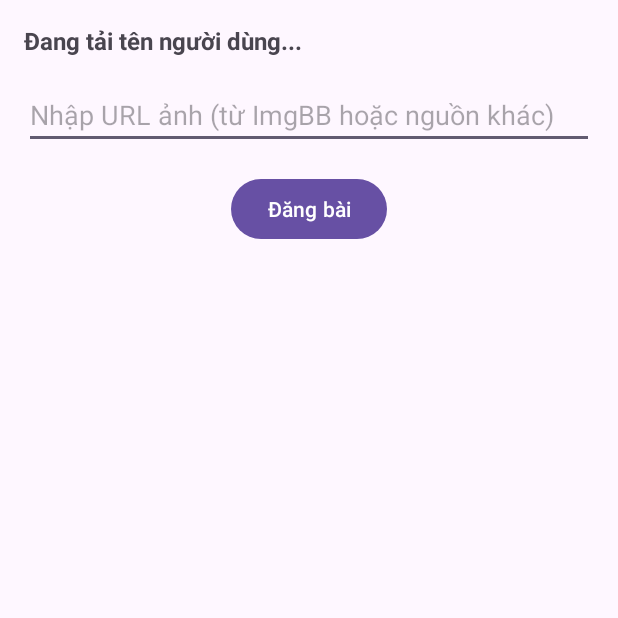
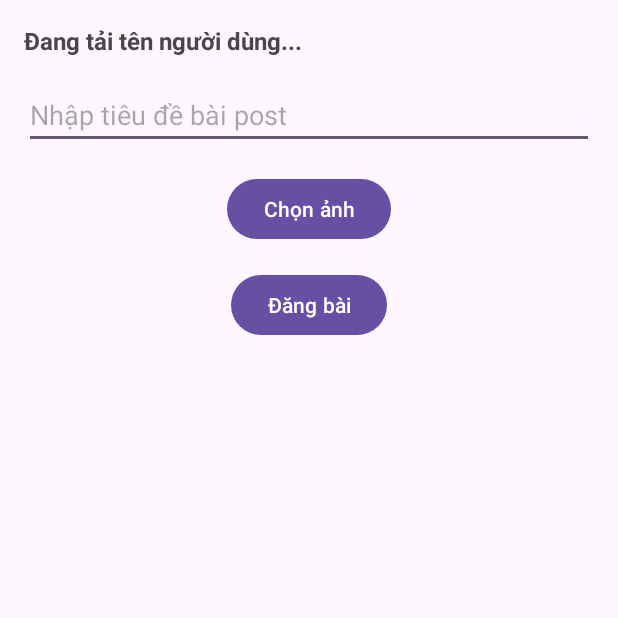
Before and after one commit to CODEeminelike/TikTacApp, an Android app: the CreatePostActivity screen opened directly, with no data from a screen before it, after a tap on "Đăng bài", on a phone screen of 412 x 824 dp, the top half of it. Run offline under Robolectric (Android 15) with nearby library versions, the phone set to English and light mode, and no system bars; our stand-ins replace Firebase (no records; nobody signed in at launch, a user with empty details on screens opened directly); 1 statement that could not run was skipped.

Commit message:
getPostText

```diff
--- a/app/src/main/java/com/example/finalproject/API/ImageUploadActivity.java
+++ b/app/src/main/java/com/example/finalproject/API/ImageUploadActivity.java
@@ -1,6 +1,7 @@
 package com.example.finalproject.API;
 
 import android.Manifest;
+import android.content.Intent;
 import android.content.pm.PackageManager;
 import android.database.Cursor;
 import android.net.Uri;
@@ -145,6 +146,11 @@ public class ImageUploadActivity extends AppCompatActivity {
                         runOnUiThread(() -> {
                             uploadResultText.setText("URL: " + imageUrl);
                             Toast.makeText(this, "Tải lên thành công!", Toast.LENGTH_SHORT).show();
+                            // Trả về URL qua Intent
+                            Intent result = new Intent();
+                            result.putExtra("imageUrl", imageUrl);
+                            setResult(RESULT_OK, result);
+                            finish();
                         });
                     } else {
                         runOnUiThread(() -> Toast.makeText(this, "Tải lên thất bại", Toast.LENGTH_SHORT).show());
--- a/app/src/main/java/com/example/finalproject/post/CreatePostActivity.java
+++ b/app/src/main/java/com/example/finalproject/post/CreatePostActivity.java
@@ -1,5 +1,6 @@
 package com.example.finalproject.post;
 
+import android.content.Intent;
 import android.os.Bundle;
 import android.util.Log;
 import android.widget.Button;
@@ -8,6 +9,7 @@ import android.widget.TextView;
 import android.widget.Toast;
 import androidx.annotation.NonNull;
 import androidx.appcompat.app.AppCompatActivity;
+import com.example.finalproject.API.ImageUploadActivity;
 import com.example.finalproject.R;
 import com.google.firebase.Timestamp;
 import com.google.firebase.auth.FirebaseAuth;
@@ -19,12 +21,15 @@ import java.util.Map;
 
 public class CreatePostActivity extends AppCompatActivity {
     private static final String TAG = "CreatePostActivity";
+    private static final int UPLOAD_IMAGE_REQUEST = 101;
     private FirebaseAuth mAuth;
     private FirebaseFirestore db;
     private TextView userNameText;
-    private EditText imageUrlEditText;
+    private EditText titleEditText;
+    private Button selectImageButton;
     private Button postButton;
     private String userName;
+    private String imageUrl; // Lưu URL ảnh từ ImageUploadActivity
 
     @Override
     protected void onCreate(Bundle savedInstanceState) {
@@ -35,13 +40,33 @@ public class CreatePostActivity extends AppCompatActivity {
         db = FirebaseFirestore.getInstance();
 
         userNameText = findViewById(R.id.user_name_text);
-        imageUrlEditText = findViewById(R.id.image_url_edit_text);
+        titleEditText = findViewById(R.id.title_edit_text);
+        selectImageButton = findViewById(R.id.select_image_button);
         postButton = findViewById(R.id.post_button);
 
         // Lấy thông tin người dùng
         fetchUserInfo();
 
+        // Mở ImageUploadActivity khi nhấn nút chọn ảnh
+        selectImageButton.setOnClickListener(v -> {
+            Intent intent = new Intent(this, ImageUploadActivity.class);
+            startActivityForResult(intent, UPLOAD_IMAGE_REQUEST);
+        });
+
         postButton.setOnClickListener(v -> createPost());
+    }
+
+    @Override
+    protected void onActivityResult(int requestCode, int resultCode, Intent data) {
+        super.onActivityResult(requestCode, resultCode, data);
+        if (requestCode == UPLOAD_IMAGE_REQUEST && resultCode == RESULT_OK && data != null) {
+            imageUrl = data.getStringExtra("imageUrl");
+            if (imageUrl != null) {
+                Toast.makeText(this, "Đã chọn ảnh thành công!", Toast.LENGTH_SHORT).show();
+            } else {
+                Toast.makeText(this, "Không nhận được URL ảnh", Toast.LENGTH_SHORT).show();
+            }
+        }
     }
 
     private void fetchUserInfo() {
@@ -72,10 +97,15 @@ public class CreatePostActivity extends AppCompatActivity {
     }
 
     private void createPost() {
-        String imageUrl = imageUrlEditText.getText().toString().trim();
+        String title = titleEditText.getText().toString().trim();
 
-        if (imageUrl.isEmpty()) {
-            Toast.makeText(this, "Vui lòng nhập URL ảnh", Toast.LENGTH_SHORT).show();
+        if (title.isEmpty()) {
+            Toast.makeText(this, "Vui lòng nhập tiêu đề bài post", Toast.LENGTH_SHORT).show();
+            return;
+        }
+
+        if (imageUrl == null || imageUrl.isEmpty()) {
+            Toast.makeText(this, "Vui lòng chọn ảnh trước khi đăng", Toast.LENGTH_SHORT).show();
             return;
         }
 
@@ -86,6 +116,7 @@ public class CreatePostActivity extends AppCompatActivity {
 
         // Tạo dữ liệu bài post
         Map<String, Object> postData = new HashMap<>();
+        postData.put("title", title);
         postData.put("userName", userName);
         postData.put("imageUrl", imageUrl);
         postData.put("timestamp", Timestamp.now());
--- a/app/src/main/res/layout/activity_create_post.xml
+++ b/app/src/main/res/layout/activity_create_post.xml
@@ -18,15 +18,25 @@
         app:layout_constraintTop_toTopOf="parent" />
 
     <EditText
-        android:id="@+id/image_url_edit_text"
+        android:id="@+id/title_edit_text"
         android:layout_width="0dp"
         android:layout_height="wrap_content"
-        android:hint="Nhập URL ảnh (từ ImgBB hoặc nguồn khác)"
-        android:inputType="textUri"
+        android:hint="Nhập tiêu đề bài post"
+        android:inputType="text"
         android:layout_marginTop="16dp"
         app:layout_constraintEnd_toEndOf="parent"
         app:layout_constraintStart_toStartOf="parent"
         app:layout_constraintTop_toBottomOf="@+id/user_name_text" />
+
+    <Button
+        android:id="@+id/select_image_button"
+        android:layout_width="wrap_content"
+        android:layout_height="wrap_content"
+        android:text="Chọn ảnh"
+        android:layout_marginTop="16dp"
+        app:layout_constraintEnd_toEndOf="parent"
+        app:layout_constraintStart_toStartOf="parent"
+        app:layout_constraintTop_toBottomOf="@+id/title_edit_text" />
 
     <Button
         android:id="@+id/post_button"
@@ -36,6 +46,6 @@
         android:layout_marginTop="16dp"
         app:layout_constraintEnd_toEndOf="parent"
         app:layout_constraintStart_toStartOf="parent"
-        app:layout_constraintTop_toBottomOf="@+id/image_url_edit_text" />
+        app:layout_constraintTop_toBottomOf="@+id/select_image_button" />
 
 </androidx.constraintlayout.widget.ConstraintLayout>
```
